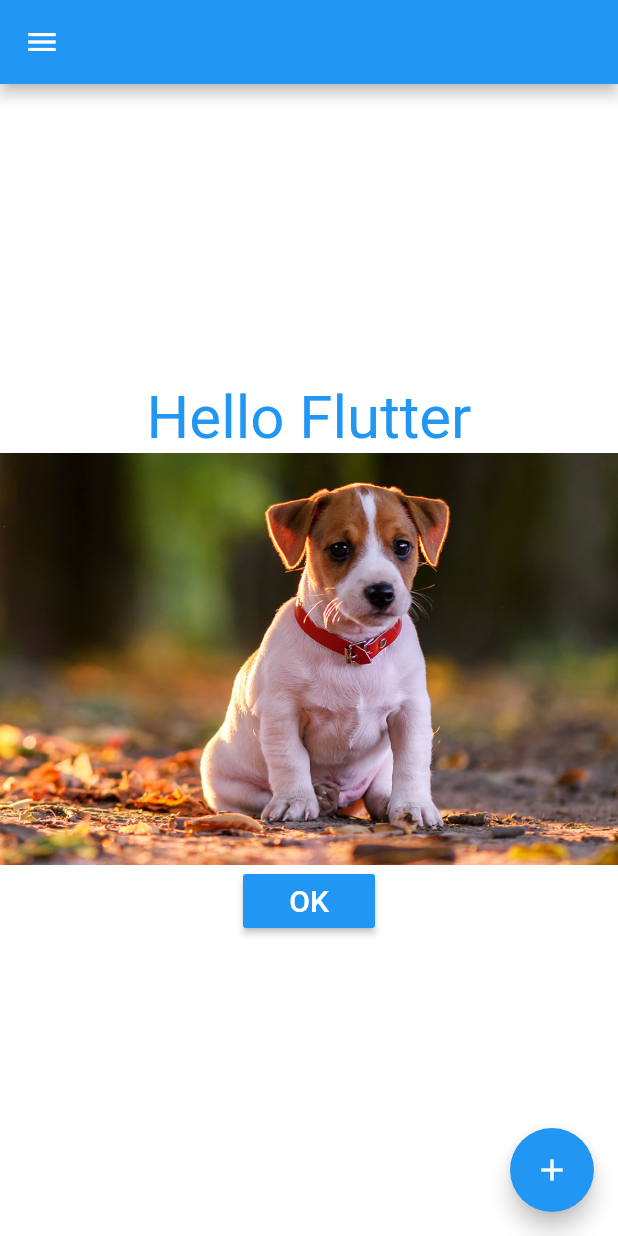
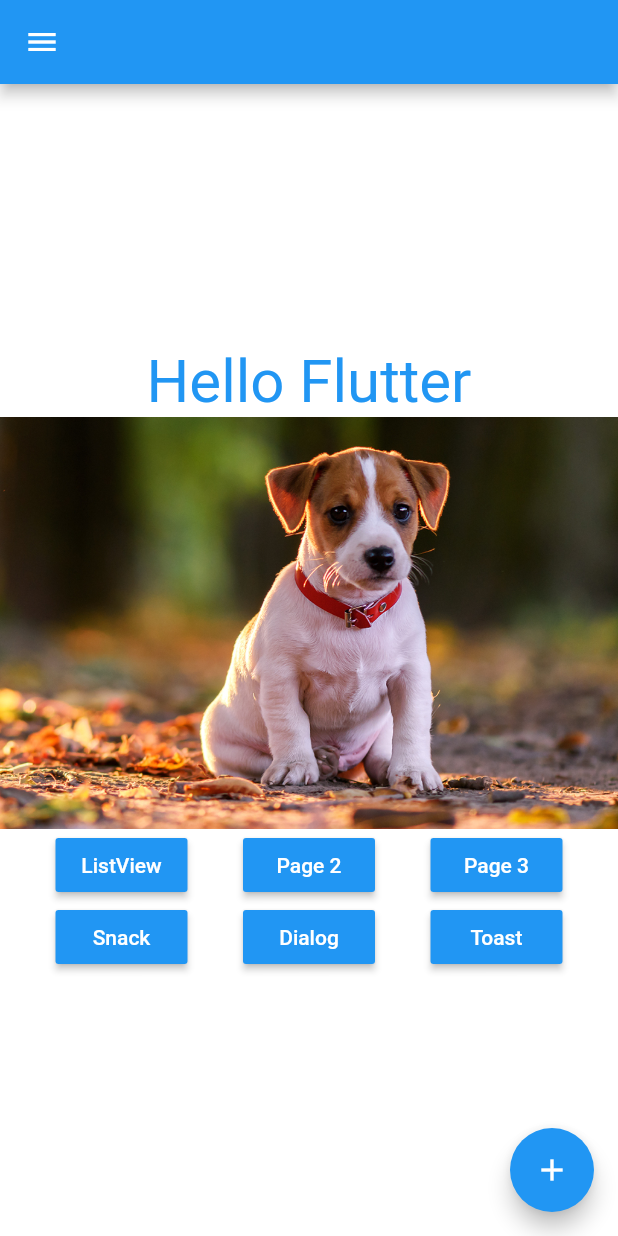
Before and after one commit to raphacm/flutter_essentials_widgets, a Flutter app: the screen it shows after launch, on a phone screen of 412 x 824 dp. Run offline on Flutter 3.47's test engine with Material 2 defaults, Android fonts, the phone set to English and light mode, and no system bars.

Commit message:
create column of buttons

```diff
--- a/lib/pages/home_page.dart
+++ b/lib/pages/home_page.dart
@@ -33,11 +33,7 @@ class Home extends StatelessWidget {
     return Container(
       color: Colors.white,
       child: Column(
-        children: [
-          _text(),
-          _img(),
-          _button(),
-        ],
+        children: [_text(), _img(), _buttons()],
         mainAxisAlignment: MainAxisAlignment.center,
       ),
     );
@@ -50,14 +46,14 @@ class Home extends StatelessWidget {
     );
   }
 
-  _button() {
+  _button(String label) {
     return RaisedButton(
       onPressed: _onClickOK,
       child: Text(
-        "OK",
+        label,
         style: TextStyle(
           color: Colors.white,
-          fontSize: 20,
+          fontSize: 14,
         ),
       ),
       color: Colors.blue,
@@ -65,4 +61,27 @@ class Home extends StatelessWidget {
   }
 
   void _onClickOK() => print("I was clicked");
+
+  _buttons() {
+    return Column(
+      children: [
+        Row(
+          mainAxisAlignment: MainAxisAlignment.spaceEvenly,
+          children: [
+            _button("ListView"),
+            _button("Page 2"),
+            _button("Page 3"),
+          ],
+        ),
+        Row(
+          mainAxisAlignment: MainAxisAlignment.spaceEvenly,
+          children: [
+            _button("Snack"),
+            _button("Dialog"),
+            _button("Toast"),
+          ],
+        ),
+      ],
+    );
+  }
 }
```
